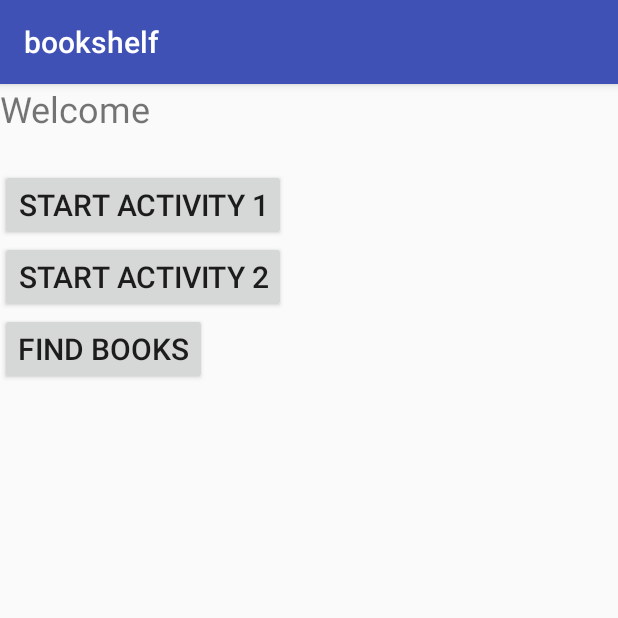
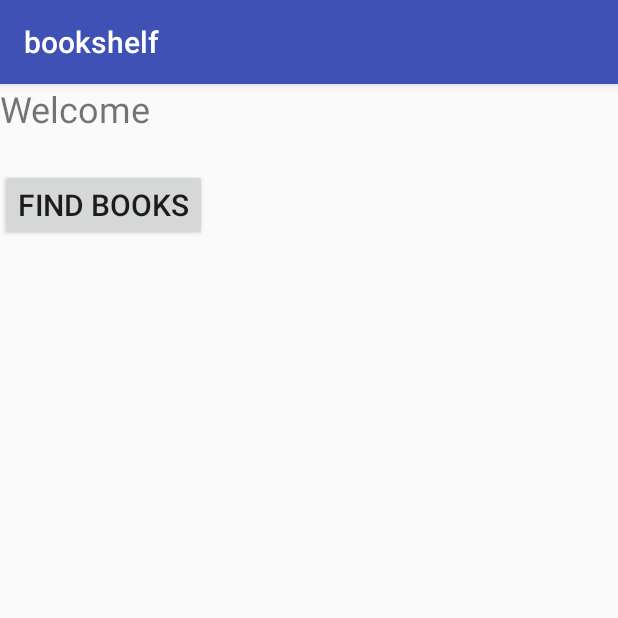
Before and after one commit to rabindrakhanal/bookself, an Android app: the fragment UserDashboardFragment shown on its own in the app's theme, on a phone screen of 412 x 824 dp, the top half of it. Run offline under Robolectric (Android 15) with nearby library versions, the phone set to English and light mode, and no system bars.

Commit message:
Removed mocked buttons from user dashboard

```diff
--- a/app/src/main/java/edu/ecu/cs/bookshelf/UserDashboardFragment.java
+++ b/app/src/main/java/edu/ecu/cs/bookshelf/UserDashboardFragment.java
@@ -15,8 +15,6 @@ import android.widget.Toast;
 
 public class UserDashboardFragment extends Fragment {
 
-    private Button mButton1;
-    private Button mButton2;
     private Button mFindBookButton;
 
     public static UserDashboardFragment newInstance() {
@@ -33,22 +31,6 @@ public class UserDashboardFragment extends Fragment {
     public View onCreateView(LayoutInflater inflater, ViewGroup container, Bundle savedInstanceState) {
         View view = inflater.inflate(R.layout.fragment_user_dashboard, container, false);
 
-        mButton1 = (Button) view.findViewById(R.id.activity_button1);
-        mButton1.setOnClickListener(new View.OnClickListener() {
-            @Override
-            public void onClick(View v) {
-                Toast.makeText(getActivity(), "Started Activity #1", Toast.LENGTH_SHORT).show();
-            }
-        });
-
-        mButton2 = (Button) view.findViewById(R.id.activity_button2);
-        mButton2.setOnClickListener(new View.OnClickListener() {
-            @Override
-            public void onClick(View v) {
-                Toast.makeText(getActivity(), "Started Activity #2", Toast.LENGTH_SHORT).show();
-            }
-        });
-
         mFindBookButton = (Button) view.findViewById(R.id.find_books);
         mFindBookButton.setOnClickListener(new View.OnClickListener() {
             @Override
--- a/app/src/main/res/layout/fragment_user_dashboard.xml
+++ b/app/src/main/res/layout/fragment_user_dashboard.xml
@@ -12,20 +12,6 @@
         android:paddingBottom="24dp" />
 
     <Button
-        android:id="@+id/activity_button1"
-        android:layout_width="wrap_content"
-        android:layout_height="wrap_content"
-        android:text="Start Activity 1"
-        android:textSize="20sp"/>
-
-    <Button
-        android:id="@+id/activity_button2"
-        android:layout_width="wrap_content"
-        android:layout_height="wrap_content"
-        android:text="Start Activity 2"
-        android:textSize="20sp"/>
-
-    <Button
         android:id="@+id/find_books"
         android:layout_width="wrap_content"
         android:layout_height="wrap_content"
```
